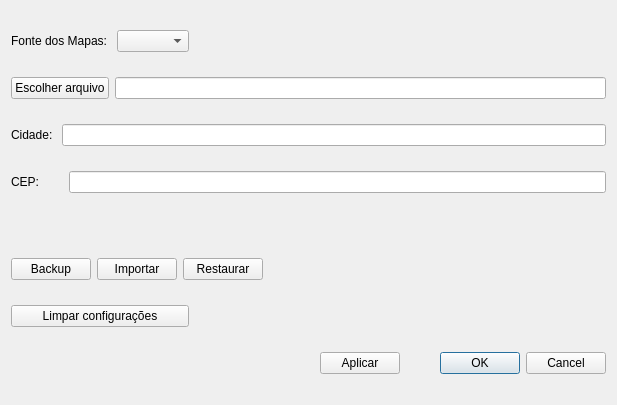
The window that src/main/resources/base/ui/dialogs/settingsDialog.ui (matheusfillipe/ganec) describes before a commit, drawn with Qt 5.
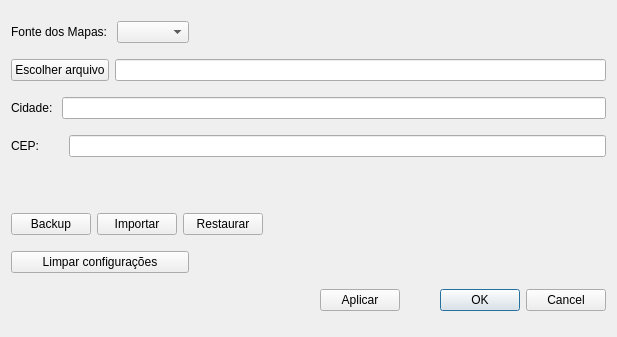
The same window after the commit.

Patch:
```diff
--- a/src/main/resources/base/ui/dialogs/settingsDialog.ui
+++ b/src/main/resources/base/ui/dialogs/settingsDialog.ui
@@ -7,7 +7,7 @@
     <x>0</x>
     <y>0</y>
     <width>617</width>
-    <height>405</height>
+    <height>337</height>
    </rect>
   </property>
   <property name="windowTitle">
```
